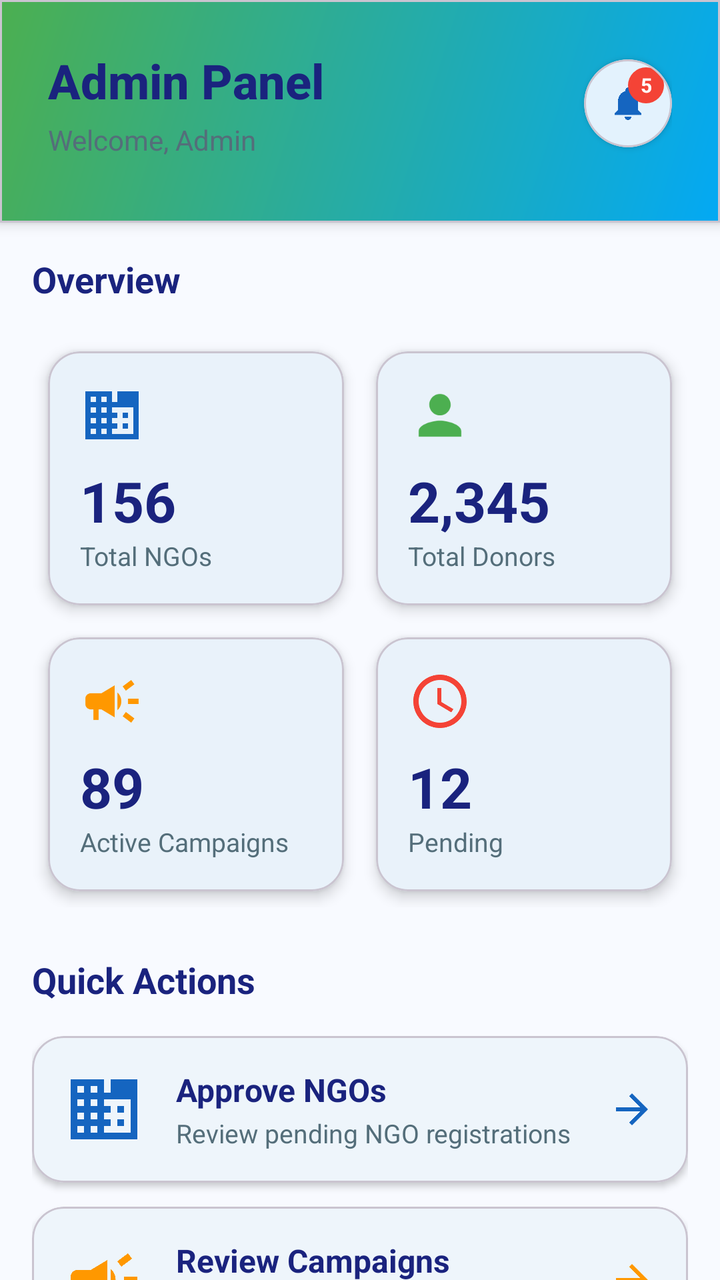
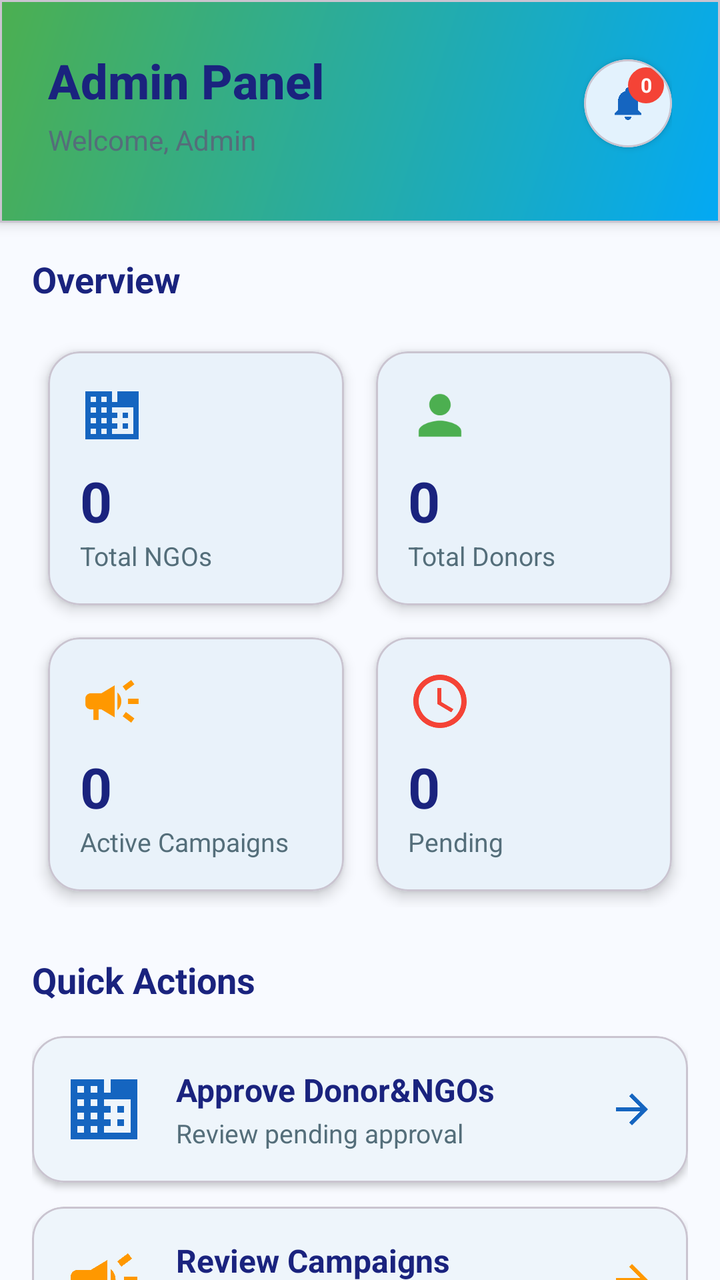

Screens rendered from an Android XML layout before and after an edit, with the pre-edit source and the edit as a unified diff.
<!-- AndroidManifest.xml: application theme Theme.GiveEase -->
<!-- res/layout/fragment_admin_dashboard.xml -->
<?xml version="1.0" encoding="utf-8"?>
<LinearLayout xmlns:android="http://schemas.android.com/apk/res/android"
    xmlns:app="http://schemas.android.com/apk/res-auto"
    android:layout_width="match_parent"
    android:layout_height="match_parent"
    android:orientation="vertical"
    android:background="#F8FAFF">

    <com.google.android.material.card.MaterialCardView
        android:layout_width="match_parent"
        android:layout_height="wrap_content"
        app:cardCornerRadius="0dp"
        app:cardElevation="4dp"
        app:cardBackgroundColor="@android:color/white">

        <LinearLayout
            android:layout_width="match_parent"
            android:layout_height="wrap_content"
            android:orientation="vertical"
            android:padding="24dp"
            android:background="@drawable/home_header_gradient">

            <LinearLayout
                android:layout_width="match_parent"
                android:layout_height="wrap_content"
                android:orientation="horizontal"
                android:gravity="center_vertical"
                android:layout_marginBottom="8dp">

                <LinearLayout
                    android:layout_width="0dp"
                    android:layout_height="wrap_content"
                    android:layout_weight="1"
                    android:orientation="vertical">

                    <TextView
                        android:layout_width="wrap_content"
                        android:layout_height="wrap_content"
                        android:text="Admin Panel"
                        android:textSize="24sp"
                        android:textStyle="bold"
                        android:textColor="#1A237E"
                        android:fontFamily="sans-serif-medium" />

                    <TextView
                        android:id="@+id/tvAdminName"
                        android:layout_width="wrap_content"
                        android:layout_height="wrap_content"
                        android:text="Welcome, Admin"
                        android:textSize="14sp"
                        android:textColor="#546E7A"
                        android:layout_marginTop="4dp" />
                </LinearLayout>

                <com.google.android.material.card.MaterialCardView
                    android:id="@+id/btnNotifications"
                    android:layout_width="44dp"
                    android:layout_height="44dp"
                    app:cardCornerRadius="22dp"
                    app:cardElevation="2dp"
                    app:cardBackgroundColor="#E3F2FD"
                    android:clickable="true"
                    android:focusable="true">

                    <FrameLayout
                        android:layout_width="match_parent"
                        android:layout_height="match_parent">

                        <ImageView
                            android:layout_width="20dp"
                            android:layout_height="20dp"
                            android:layout_gravity="center"
                            android:src="@drawable/ic_notifications"
                            app:tint="#1565C0" />

                        <TextView
                            android:id="@+id/tvNotificationBadge"
                            android:layout_width="18dp"
                            android:layout_height="18dp"
                            android:layout_gravity="end|top"
                            android:layout_marginTop="4dp"
                            android:layout_marginEnd="4dp"
                            android:background="@drawable/bg_notification_badge"
                            android:gravity="center"
                            android:text="5"
                            android:textColor="@android:color/white"
                            android:textSize="10sp"
                            android:textStyle="bold" />
                    </FrameLayout>
                </com.google.android.material.card.MaterialCardView>
            </LinearLayout>
        </LinearLayout>
    </com.google.android.material.card.MaterialCardView>

    <androidx.core.widget.NestedScrollView
        android:layout_width="match_parent"
        android:layout_height="0dp"
        android:layout_weight="1"
        android:fillViewport="true">

        <LinearLayout
            android:layout_width="match_parent"
            android:layout_height="wrap_content"
            android:orientation="vertical"
            android:padding="16dp">

            <TextView
                android:layout_width="wrap_content"
                android:layout_height="wrap_content"
                android:text="Overview"
                android:textSize="18sp"
                android:textStyle="bold"
                android:textColor="#1A237E"
                android:layout_marginBottom="16dp" />

            <GridLayout
                android:layout_width="match_parent"
                android:layout_height="wrap_content"
                android:columnCount="2"
                android:rowCount="2"
                android:layout_marginBottom="24dp">

                <com.google.android.material.card.MaterialCardView
                    android:layout_width="0dp"
                    android:layout_height="wrap_content"
                    android:layout_columnWeight="1"
                    android:layout_margin="8dp"
                    app:cardCornerRadius="16dp"
                    app:cardElevation="4dp"
                    app:cardBackgroundColor="@android:color/white">

                    <LinearLayout
                        android:layout_width="match_parent"
                        android:layout_height="wrap_content"
                        android:orientation="vertical"
                        android:padding="16dp">

                        <ImageView
                            android:layout_width="32dp"
                            android:layout_height="32dp"
                            android:src="@drawable/ic_ngo"
                            app:tint="#1565C0"
                            android:layout_marginBottom="8dp" />

                        <TextView
                            android:id="@+id/tvTotalNgos"
                            android:layout_width="wrap_content"
                            android:layout_height="wrap_content"
                            android:text="156"
                            android:textSize="28sp"
                            android:textStyle="bold"
                            android:textColor="#1A237E" />

                        <TextView
                            android:layout_width="wrap_content"
                            android:layout_height="wrap_content"
                            android:text="Total NGOs"
                            android:textSize="13sp"
                            android:textColor="#546E7A" />
                    </LinearLayout>
                </com.google.android.material.card.MaterialCardView>

                <com.google.android.material.card.MaterialCardView
                    android:layout_width="0dp"
                    android:layout_height="wrap_content"
                    android:layout_columnWeight="1"
                    android:layout_margin="8dp"
                    app:cardCornerRadius="16dp"
                    app:cardElevation="4dp"
                    app:cardBackgroundColor="@android:color/white">

                    <LinearLayout
                        android:layout_width="match_parent"
                        android:layout_height="wrap_content"
                        android:orientation="vertical"
                        android:padding="16dp">

                        <ImageView
                            android:layout_width="32dp"
                            android:layout_height="32dp"
                            android:src="@drawable/ic_donor"
                            app:tint="#4CAF50"
                            android:layout_marginBottom="8dp" />

                        <TextView
                            android:id="@+id/tvTotalDonors"
                            android:layout_width="wrap_content"
                            android:layout_height="wrap_content"
                            android:text="2,345"
                            android:textSize="28sp"
                            android:textStyle="bold"
                            android:textColor="#1A237E" />

                        <TextView
                            android:layout_width="wrap_content"
                            android:layout_height="wrap_content"
                            android:text="Total Donors"
                            android:textSize="13sp"
                            android:textColor="#546E7A" />
                    </LinearLayout>
                </com.google.android.material.card.MaterialCardView>

                <com.google.android.material.card.MaterialCardView
                    android:layout_width="0dp"
                    android:layout_height="wrap_content"
                    android:layout_columnWeight="1"
                    android:layout_margin="8dp"
                    app:cardCornerRadius="16dp"
                    app:cardElevation="4dp"
                    app:cardBackgroundColor="@android:color/white">

                    <LinearLayout
                        android:layout_width="match_parent"
                        android:layout_height="wrap_content"
                        android:orientation="vertical"
                        android:padding="16dp">

                        <ImageView
                            android:layout_width="32dp"
                            android:layout_height="32dp"
                            android:src="@drawable/ic_campaign"
                            app:tint="#FF9800"
                            android:layout_marginBottom="8dp" />

                        <TextView
                            android:id="@+id/tvActiveCampaigns"
                            android:layout_width="wrap_content"
                            android:layout_height="wrap_content"
                            android:text="89"
                            android:textSize="28sp"
                            android:textStyle="bold"
                            android:textColor="#1A237E" />

                        <TextView
                            android:layout_width="wrap_content"
                            android:layout_height="wrap_content"
                            android:text="Active Campaigns"
                            android:textSize="13sp"
                            android:textColor="#546E7A" />
                    </LinearLayout>
                </com.google.android.material.card.MaterialCardView>

                <com.google.android.material.card.MaterialCardView
                    android:layout_width="0dp"
                    android:layout_height="wrap_content"
                    android:layout_columnWeight="1"
                    android:layout_margin="8dp"
                    app:cardCornerRadius="16dp"
                    app:cardElevation="4dp"
                    app:cardBackgroundColor="@android:color/white">

                    <LinearLayout
                        android:layout_width="match_parent"
                        android:layout_height="wrap_content"
                        android:orientation="vertical"
                        android:padding="16dp">

                        <ImageView
                            android:layout_width="32dp"
                            android:layout_height="32dp"
                            android:src="@drawable/ic_pending"
                            app:tint="#F44336"
                            android:layout_marginBottom="8dp" />

                        <TextView
                            android:id="@+id/tvPendingApprovals"
                            android:layout_width="wrap_content"
                            android:layout_height="wrap_content"
                            android:text="12"
                            android:textSize="28sp"
                            android:textStyle="bold"
                            android:textColor="#1A237E" />

                        <TextView
                            android:layout_width="wrap_content"
                            android:layout_height="wrap_content"
                            android:text="Pending"
                            android:textSize="13sp"
                            android:textColor="#546E7A" />
                    </LinearLayout>
                </com.google.android.material.card.MaterialCardView>
            </GridLayout>

            <TextView
                android:layout_width="wrap_content"
                android:layout_height="wrap_content"
                android:text="Quick Actions"
                android:textSize="18sp"
                android:textStyle="bold"
                android:textColor="#1A237E"
                android:layout_marginBottom="16dp" />

            <LinearLayout
                android:layout_width="match_parent"
                android:layout_height="wrap_content"
                android:orientation="vertical"
                android:layout_marginBottom="24dp">

                <com.google.android.material.card.MaterialCardView
                    android:id="@+id/btnApproveNgos"
                    android:layout_width="match_parent"
                    android:layout_height="wrap_content"
                    app:cardCornerRadius="16dp"
                    app:cardElevation="2dp"
                    android:layout_marginBottom="12dp"
                    android:clickable="true"
                    android:focusable="true"
                    app:cardBackgroundColor="@android:color/white">

                    <LinearLayout
                        android:layout_width="match_parent"
                        android:layout_height="wrap_content"
                        android:orientation="horizontal"
                        android:padding="16dp"
                        android:gravity="center_vertical">

                        <ImageView
                            android:layout_width="40dp"
                            android:layout_height="40dp"
                            android:src="@drawable/ic_ngo"
                            app:tint="#1565C0"
                            android:layout_marginEnd="16dp" />

                        <LinearLayout
                            android:layout_width="0dp"
                            android:layout_height="wrap_content"
                            android:layout_weight="1"
                            android:orientation="vertical">

                            <TextView
                                android:layout_width="wrap_content"
                                android:layout_height="wrap_content"
                                android:text="Approve NGOs"
                                android:textSize="16sp"
                                android:textStyle="bold"
                                android:textColor="#1A237E" />

                            <TextView
                                android:layout_width="wrap_content"
                                android:layout_height="wrap_content"
                                android:text="Review pending NGO registrations"
                                android:textSize="13sp"
                                android:textColor="#546E7A"
                                android:layout_marginTop="2dp" />
                        </LinearLayout>

                        <ImageView
                            android:layout_width="24dp"
                            android:layout_height="24dp"
                            android:src="@drawable/ic_arrow_forward"
                            app:tint="#1565C0" />
                    </LinearLayout>
                </com.google.android.material.card.MaterialCardView>

                <com.google.android.material.card.MaterialCardView
                    android:id="@+id/btnReviewCampaigns"
                    android:layout_width="match_parent"
                    android:layout_height="wrap_content"
                    app:cardCornerRadius="16dp"
                    app:cardElevation="2dp"
                    android:layout_marginBottom="12dp"
                    android:clickable="true"
                    android:focusable="true"
                    app:cardBackgroundColor="@android:color/white">

                    <LinearLayout
                        android:layout_width="match_parent"
                        android:layout_height="wrap_content"
                        android:orientation="horizontal"
                        android:padding="16dp"
                        android:gravity="center_vertical">

                        <ImageView
                            android:layout_width="40dp"
                            android:layout_height="40dp"
                            android:src="@drawable/ic_campaign"
                            app:tint="#FF9800"
                            android:layout_marginEnd="16dp" />

                        <LinearLayout
                            android:layout_width="0dp"
                            android:layout_height="wrap_content"
                            android:layout_weight="1"
                            android:orientation="vertical">

                            <TextView
                                android:layout_width="wrap_content"
                                android:layout_height="wrap_content"
                                android:text="Review Campaigns"
                                android:textSize="16sp"
                                android:textStyle="bold"
                                android:textColor="#1A237E" />

                            <TextView
                                android:layout_width="wrap_content"
                                android:layout_height="wrap_content"
                                android:text="Monitor and approve campaigns"
                                android:textSize="13sp"
                                android:textColor="#546E7A"
                                android:layout_marginTop="2dp" />
                        </LinearLayout>

                        <ImageView
                            android:layout_width="24dp"
                            android:layout_height="24dp"
                            android:src="@drawable/ic_arrow_forward"
                            app:tint="#FF9800" />
                    </LinearLayout>
                </com.google.android.material.card.MaterialCardView>

                <com.google.android.material.card.MaterialCardView
                    android:id="@+id/btnManageUsers"
                    android:layout_width="match_parent"
                    android:layout_height="wrap_content"
                    app:cardCornerRadius="16dp"
                    app:cardElevation="2dp"
                    android:clickable="true"
                    android:focusable="true"
                    app:cardBackgroundColor="@android:color/white">

                    <LinearLayout
                        android:layout_width="match_parent"
                        android:layout_height="wrap_content"
                        android:orientation="horizontal"
                        android:padding="16dp"
                        android:gravity="center_vertical">

                        <ImageView
                            android:layout_width="40dp"
                            android:layout_height="40dp"
                            android:src="@drawable/ic_donor"
                            app:tint="#4CAF50"
                            android:layout_marginEnd="16dp" />

                        <LinearLayout
                            android:layout_width="0dp"
                            android:layout_height="wrap_content"
                            android:layout_weight="1"
                            android:orientation="vertical">

                            <TextView
                                android:layout_width="wrap_content"
                                android:layout_height="wrap_content"
                                android:text="Manage Users"
                                android:textSize="16sp"
                                android:textStyle="bold"
                                android:textColor="#1A237E" />

                            <TextView
                                android:layout_width="wrap_content"
                                android:layout_height="wrap_content"
                                android:text="View and manage all users"
                                android:textSize="13sp"
                                android:textColor="#546E7A"
                                android:layout_marginTop="2dp" />
                        </LinearLayout>

                        <ImageView
                            android:layout_width="24dp"
                            android:layout_height="24dp"
                            android:src="@drawable/ic_arrow_forward"
                            app:tint="#4CAF50" />
                    </LinearLayout>
                </com.google.android.material.card.MaterialCardView>
            </LinearLayout>

            <TextView
                android:layout_width="wrap_content"
                android:layout_height="wrap_content"
                android:text="Recent Activity"
                android:textSize="18sp"
                android:textStyle="bold"
                android:textColor="#1A237E"
                android:layout_marginBottom="16dp" />

            <com.google.android.material.card.MaterialCardView
                android:layout_width="match_parent"
                android:layout_height="wrap_content"
                app:cardCornerRadius="16dp"
                app:cardElevation="4dp"
                app:cardBackgroundColor="@android:color/white">

                <androidx.recyclerview.widget.RecyclerView
                    android:id="@+id/recyclerViewActivity"
                    android:layout_width="match_parent"
                    android:layout_height="wrap_content"
                    android:padding="8dp" />
            </com.google.android.material.card.MaterialCardView>
        </LinearLayout>
    </androidx.core.widget.NestedScrollView>
</LinearLayout>
<!-- resources referenced by this layout -->
<resources>
  <!-- drawable bg_notification_badge (drawable) -->
  <?xml version="1.0" encoding="utf-8"?>
  <shape xmlns:android="http://schemas.android.com/apk/res/android"
      android:shape="oval">
      <solid android:color="#F44336" />
  </shape>
  <!-- drawable home_header_gradient (drawable) -->
  <shape xmlns:android="http://schemas.android.com/apk/res/android">
      <gradient
          android:angle="135"
          android:startColor="@color/secondary"
          android:endColor="@color/primary"
          android:type="linear" />
  </shape>
  <!-- drawable ic_arrow_forward (drawable) -->
  <vector xmlns:android="http://schemas.android.com/apk/res/android"
      android:width="24dp"
      android:height="24dp"
      android:viewportWidth="24"
      android:viewportHeight="24">
      <path
          android:fillColor="#FF000000"
          android:pathData="M12,4l-1.41,1.41L16.17,11H4v2h12.17l-5.58,5.59L12,20l8,-8z"/>
  </vector>
  <!-- drawable ic_donor (drawable) -->
  <vector xmlns:android="http://schemas.android.com/apk/res/android"
      android:width="24dp"
      android:height="24dp"
      android:viewportWidth="24"
      android:viewportHeight="24">
      <path
          android:fillColor="#FF000000"
          android:pathData="M12,12c2.21,0 4,-1.79 4,-4s-1.79,-4 -4,-4 -4,1.79 -4,4 1.79,4 4,4zM12,14c-2.67,0 -8,1.34 -8,4v2h16v-2c0,-2.66 -5.33,-4 -8,-4z"/>
  </vector>
  <!-- drawable ic_ngo (drawable) -->
  <vector xmlns:android="http://schemas.android.com/apk/res/android"
      android:width="24dp"
      android:height="24dp"
      android:viewportWidth="24"
      android:viewportHeight="24">
      <path
          android:fillColor="#FF000000"
          android:pathData="M12,7L12,3L2,3v18h20L22,3h-8v4h-2zM6,19L4,19v-2h2v2zM6,15L4,15v-2h2v2zM6,11L4,11L4,9h2v2zM6,7L4,7L4,5h2v2zM10,19L8,19v-2h2v2zM10,15L8,15v-2h2v2zM10,11L8,11L8,9h2v2zM10,7L8,7L8,5h2v2zM20,19h-8v-2h2v-2h-2v-2h2v-2h-2L12,9h8v10zM18,11h-2v2h2v-2zM18,15h-2v2h2v-2z"/>
  </vector>
  <!-- drawable ic_notifications (drawable) -->
  <vector xmlns:android="http://schemas.android.com/apk/res/android"
      android:width="24dp"
      android:height="24dp"
      android:viewportWidth="24"
      android:viewportHeight="24">
      <path
          android:fillColor="#000000"
          android:pathData="M12,22c1.1,0 2,-0.9 2,-2h-4c0,1.1 0.89,2 2,2zM18,16v-5c0,-3.07 -1.64,-5.64 -4.5,-6.32V4c0,-0.83 -0.67,-1.5 -1.5,-1.5s-1.5,0.67 -1.5,1.5v0.68C7.63,5.36 6,7.92 6,11v5l-2,2v1h16v-1l-2,-2z"/>
  </vector>
  <!-- drawable ic_pending (drawable) -->
  <vector xmlns:android="http://schemas.android.com/apk/res/android"
      android:width="24dp"
      android:height="24dp"
      android:viewportWidth="24"
      android:viewportHeight="24">
      <path
          android:fillColor="#FF000000"
          android:pathData="M11.99,2C6.47,2 2,6.48 2,12s4.47,10 9.99,10C17.52,22 22,17.52 22,12S17.52,2 11.99,2zM12,20c-4.42,0 -8,-3.58 -8,-8s3.58,-8 8,-8 8,3.58 8,8 -3.58,8 -8,8zM12.5,7H11v6l5.25,3.15 0.75,-1.23 -4.5,-2.67z"/>
  </vector>
  <color name="secondary">#03A9F4</color>
  <color name="primary">#4CAF50</color>
  <color name="primary_blue">#1976D2</color>
  <color name="white">#FFFFFFFF</color>
  <color name="teal_200">#FF03DAC5</color>
  <color name="black">#FF000000</color>
  <color name="background">#FAFAFA</color>
  <color name="surface">#FFFFFF</color>
  <color name="onSurface">#212121</color>
  <color name="onBackground">#212121</color>
  <!-- unchanged entries left out for length: 2 -->
</resources>

<!-- the commit's change to res/layout/fragment_admin_dashboard.xml (unified diff, before → after) -->
@@ -82,7 +82,7 @@
                             android:layout_marginEnd="4dp"
                             android:background="@drawable/bg_notification_badge"
                             android:gravity="center"
-                            android:text="5"
+                            android:text="0"
                             android:textColor="@android:color/white"
                             android:textSize="10sp"
                             android:textStyle="bold" />
@@ -146,7 +146,7 @@
                             android:id="@+id/tvTotalNgos"
                             android:layout_width="wrap_content"
                             android:layout_height="wrap_content"
-                            android:text="156"
+                            android:text="0"
                             android:textSize="28sp"
                             android:textStyle="bold"
                             android:textColor="#1A237E" />
@@ -186,7 +186,7 @@
                             android:id="@+id/tvTotalDonors"
                             android:layout_width="wrap_content"
                             android:layout_height="wrap_content"
-                            android:text="2,345"
+                            android:text="0"
                             android:textSize="28sp"
                             android:textStyle="bold"
                             android:textColor="#1A237E" />
@@ -226,7 +226,7 @@
                             android:id="@+id/tvActiveCampaigns"
                             android:layout_width="wrap_content"
                             android:layout_height="wrap_content"
-                            android:text="89"
+                            android:text="0"
                             android:textSize="28sp"
                             android:textStyle="bold"
                             android:textColor="#1A237E" />
@@ -266,7 +266,7 @@
                             android:id="@+id/tvPendingApprovals"
                             android:layout_width="wrap_content"
                             android:layout_height="wrap_content"
-                            android:text="12"
+                            android:text="0"
                             android:textSize="28sp"
                             android:textStyle="bold"
                             android:textColor="#1A237E" />
@@ -330,7 +330,7 @@
                             <TextView
                                 android:layout_width="wrap_content"
                                 android:layout_height="wrap_content"
-                                android:text="Approve NGOs"
+                                android:text="Approve Donor&amp;NGOs"
                                 android:textSize="16sp"
                                 android:textStyle="bold"
                                 android:textColor="#1A237E" />
@@ -338,7 +338,7 @@
                             <TextView
                                 android:layout_width="wrap_content"
                                 android:layout_height="wrap_content"
-                                android:text="Review pending NGO registrations"
+                                android:text="Review pending approval"
                                 android:textSize="13sp"
                                 android:textColor="#546E7A"
                                 android:layout_marginTop="2dp" />
